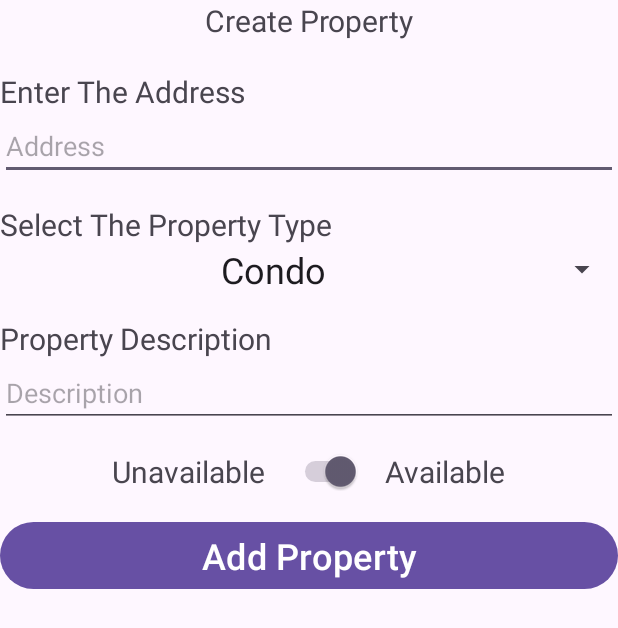
After one commit to DarrenEddy/4RentApp, an Android app: the CreatePropertyActivity screen opened directly, with no data from a screen before it, on a phone screen of 412 x 824 dp. The commit adds this screen. Shown: the top 628 px of the screen. Run offline under Robolectric (Android 15) with nearby library versions, the phone set to English and light mode, and no system bars; our stand-ins replace Firebase (no records; nobody signed in at launch, a user with empty details on screens opened directly).

Commit message:
Menu now changes based on logged in user, adding Property now adds to Db

```diff
--- a/app/src/main/AndroidManifest.xml
+++ b/app/src/main/AndroidManifest.xml
@@ -12,6 +12,9 @@
         android:supportsRtl="true"
         android:theme="@style/Theme.RentalFinal"
         tools:targetApi="31">
+        <activity
+            android:name=".CreatePropertyActivity"
+            android:exported="false" />
         <activity
             android:name=".SignUpActivity"
             android:exported="false" />
--- /dev/null
+++ b/app/src/main/java/com/de/rentalfinal/CreatePropertyActivity.kt
@@ -0,0 +1,122 @@
+package com.de.rentalfinal
+
+import android.content.Intent
+import android.content.SharedPreferences
+import android.location.Address
+import android.location.Geocoder
+import androidx.appcompat.app.AppCompatActivity
+import android.os.Bundle
+import android.util.Log
+import android.view.View
+import android.view.View.OnClickListener
+import android.widget.ArrayAdapter
+import android.widget.Toast
+import com.de.rentalfinal.databinding.ActivityCreatePropertyBinding
+import com.de.rentalfinal.models.Property
+import com.de.rentalfinal.repositories.PropertyRepository
+
+import java.util.Locale
+
+class CreatePropertyActivity : AppCompatActivity(),OnClickListener {
+    private val TAG = this.javaClass.canonicalName
+    private lateinit var binding:ActivityCreatePropertyBinding
+    private lateinit var prefs: SharedPreferences
+    private lateinit var email:String
+    private lateinit var propertyRepository: PropertyRepository
+    private var available = true
+    override fun onCreate(savedInstanceState: Bundle?) {
+        super.onCreate(savedInstanceState)
+        this.binding = ActivityCreatePropertyBinding.inflate(layoutInflater)
+        this.propertyRepository = PropertyRepository(applicationContext)
+
+        prefs = applicationContext.getSharedPreferences(packageName, MODE_PRIVATE)
+
+        val adapter = ArrayAdapter<String>(this,R.layout.spinner_row,types.subList(1, types.size))
+        this.binding.spinnerType.adapter = adapter
+
+        if (prefs.contains("USER_EMAIL")) {
+            this.email = this.prefs.getString("USER_EMAIL", "").toString()
+        }
+        else
+        {
+            goToMain()
+        }
+
+        this.binding.switchAvailable.setOnClickListener(this)
+        this.binding.btnCreateProperty.setOnClickListener(this)
+
+
+        setContentView(this.binding.root)
+    }
+
+
+
+
+
+    private fun goToMain() {
+        val mainIntent = Intent(this, MainActivity::class.java)
+        startActivity(mainIntent)
+    }
+
+    override fun onClick(p0: View?) {
+        when(p0?.id){
+            R.id.btn_create_property ->
+                {
+                    if (validateData())
+                    {
+                        val address = this.binding.editAddress.text.toString()
+                        val description = this.binding.editDescription.text.toString()
+                        val type = types[this.binding.spinnerType.selectedItemPosition]
+                        // available
+                        //email
+
+                        // check if address is a valid address
+                        val geocoder: Geocoder = Geocoder(applicationContext, Locale.getDefault())
+
+                        try {
+                            val searchResults:MutableList<Address>? = geocoder.getFromLocationName(address, 1)
+                            if (searchResults == null) {
+                                Toast.makeText(this, "Error Searching", Toast.LENGTH_SHORT).show()
+                                return
+                            }
+                            if (searchResults.size == 0) {
+                                binding.editAddress.setError("Search Results Empty")
+
+                            } else {
+                                val foundLocation: Address = searchResults.get(0)
+                                val newProperty = Property(address = address, type = type, description = description, owner = email, available = available)
+                                addProperty(newProperty)
+                            }
+                        } catch(ex:Exception) {
+                            Log.e(TAG, "Error encountered while getting coordinate location.")
+                            Log.e(TAG, ex.toString())
+                        }
+                    }
+                }
+            R.id.switch_available ->
+                {
+                    available = !available
+                }
+        }
+
+    }
+
+    private fun validateData():Boolean
+    {
+        val address = this.binding.editAddress.text
+        val description = this.binding.editDescription.text
+        if (address.isNullOrEmpty() || description.isNullOrEmpty())
+        {
+            if(address.isNullOrEmpty()) this.binding.editAddress.setError("Cannot Be Empty")
+            if (description.isNullOrEmpty()) this.binding.editDescription.setError("Cannot Be Empty")
+            return false
+        }
+        return true
+    }
+
+    private fun addProperty(newProperty: Property)
+    {
+        propertyRepository.addPropertyToDB(newProperty)
+        goToMain()
+    }
+}
--- a/app/src/main/java/com/de/rentalfinal/LoginActivity.kt
+++ b/app/src/main/java/com/de/rentalfinal/LoginActivity.kt
@@ -8,17 +8,20 @@ import android.view.View
 import android.view.View.OnClickListener
 import android.widget.Toast
 import com.de.rentalfinal.databinding.ActivityLoginBinding
+import com.de.rentalfinal.repositories.UserRepository
 import com.google.firebase.auth.FirebaseAuth
 
 class LoginActivity : AppCompatActivity(), OnClickListener {
     private lateinit var binding:ActivityLoginBinding
     private lateinit var prefs: SharedPreferences
     private lateinit var firebaseAuth : FirebaseAuth
+    private lateinit var userRepository: UserRepository
 
     override fun onCreate(savedInstanceState: Bundle?) {
         super.onCreate(savedInstanceState)
         this.binding = ActivityLoginBinding.inflate(layoutInflater)
         firebaseAuth = FirebaseAuth.getInstance()
+        this.userRepository = UserRepository(applicationContext)
         this.prefs = applicationContext.getSharedPreferences(packageName, MODE_PRIVATE)
         this.binding.btnSignIn.setOnClickListener(this)
         this.binding.btnSignUp.setOnClickListener(this)
--- a/app/src/main/java/com/de/rentalfinal/repositories/PropertyRepository.kt
+++ b/app/src/main/java/com/de/rentalfinal/repositories/PropertyRepository.kt
@@ -19,7 +19,7 @@ class PropertyRepository(private val context : Context) {
     //get an instance of firestore database
     private val db = Firebase.firestore
 
-    private val COLLECTION_EXPENSES = "Expenses"
+    private val COLLECTION_EXPENSES = "Properties"
     private val COLLECTION_USERS = "Users"
 
     private val FIELD_PROPERTY_ADDRESS = "address"
--- /dev/null
+++ b/app/src/main/res/layout/activity_create_property.xml
@@ -0,0 +1,96 @@
+<?xml version="1.0" encoding="utf-8"?>
+<LinearLayout xmlns:android="http://schemas.android.com/apk/res/android"
+    xmlns:app="http://schemas.android.com/apk/res-auto"
+    xmlns:tools="http://schemas.android.com/tools"
+    android:layout_width="match_parent"
+    android:layout_height="match_parent"
+    android:orientation="vertical"
+    android:layout_margin="8dp"
+    tools:context=".CreatePropertyActivity">
+
+    <TextView
+        android:layout_width="match_parent"
+        android:layout_height="wrap_content"
+        android:gravity="center"
+        android:layout_marginBottom="20dp"
+        android:text="Create Property"
+        android:textSize="20sp"/>
+
+
+    <TextView
+        android:layout_width="match_parent"
+        android:layout_height="wrap_content"
+        android:text="Enter The Address"
+        android:textSize="20sp"/>
+    <EditText
+        android:id="@+id/edit_address"
+        android:layout_width="match_parent"
+        android:layout_height="wrap_content"
+        android:layout_marginBottom="16dp"
+        android:hint="Address"/>
+
+    <TextView
+        android:layout_width="match_parent"
+        android:layout_height="wrap_content"
+        android:text="Select The Property Type"
+        android:textSize="20sp"/>
+    <Spinner
+        android:id="@+id/spinner_type"
+        android:layout_width="match_parent"
+        android:layout_height="wrap_content"
+        android:layout_marginBottom="16dp"
+        />
+
+
+    <TextView
+        android:layout_width="match_parent"
+        android:layout_height="wrap_content"
+        android:text="Property Description"
+        android:textSize="20sp"/>
+    <EditText
+        android:id="@+id/edit_description"
+        android:layout_width="match_parent"
+        android:layout_height="wrap_content"
+        android:layout_marginBottom="16dp"
+        android:hint="Description"/>
+
+    <LinearLayout
+        android:layout_width="match_parent"
+        android:layout_height="wrap_content"
+        android:orientation="horizontal"
+        android:gravity="center"
+        android:layout_marginBottom="16dp"
+        >
+        <TextView
+            android:layout_width="wrap_content"
+            android:layout_height="wrap_content"
+            android:text="Unavailable"
+            android:textSize="20sp"/>
+
+        <Switch
+            android:id="@+id/switch_available"
+            android:layout_width="wrap_content"
+            android:layout_height="wrap_content"
+            android:layout_marginHorizontal="16dp"
+            android:checked="true"
+            />
+
+
+        <TextView
+            android:layout_width="wrap_content"
+            android:layout_height="wrap_content"
+            android:text="Available"
+            android:textSize="20sp"/>
+
+    </LinearLayout>
+
+    <Button
+        android:id="@+id/btn_create_property"
+        android:layout_width="match_parent"
+        android:layout_height="wrap_content"
+        android:textSize="24sp"
+        android:text="Add Property"/>
+
+
+
+</LinearLayout>
--- a/app/src/main/res/menu/menu_options.xml
+++ b/app/src/main/res/menu/menu_options.xml
@@ -4,11 +4,7 @@
 
     <item
         android:id="@+id/menu_item_login"
-        android:title="Login"
+        android:title="Log In"
     />
-    <item
-        android:id="@+id/menu_item_add_property"
-        android:title="Add A Property"
-        />
 
 </menu>
```
Also changed, not shown: app/src/main/java/com/de/rentalfinal/MainActivity.kt (+75 -30 lines), app/src/main/java/com/de/rentalfinal/repositories/UserRepository.kt (+27 -0 lines), app/src/main/res/menu/menu_options_landlord.xml (added, +20 -0 lines).
